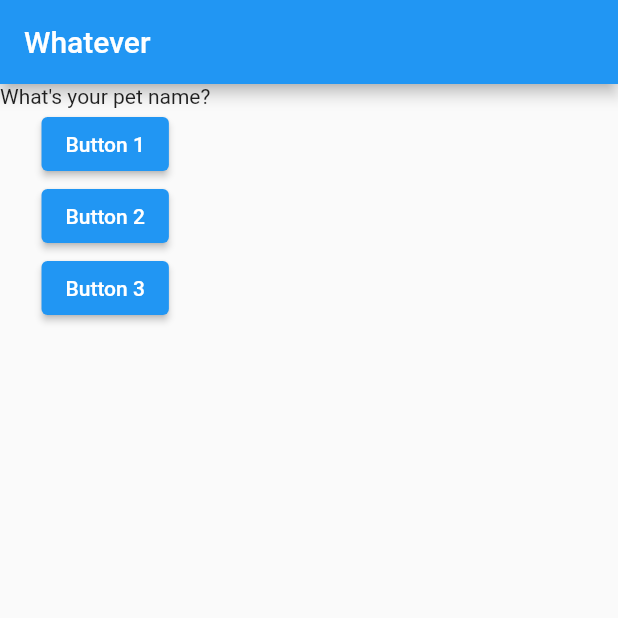
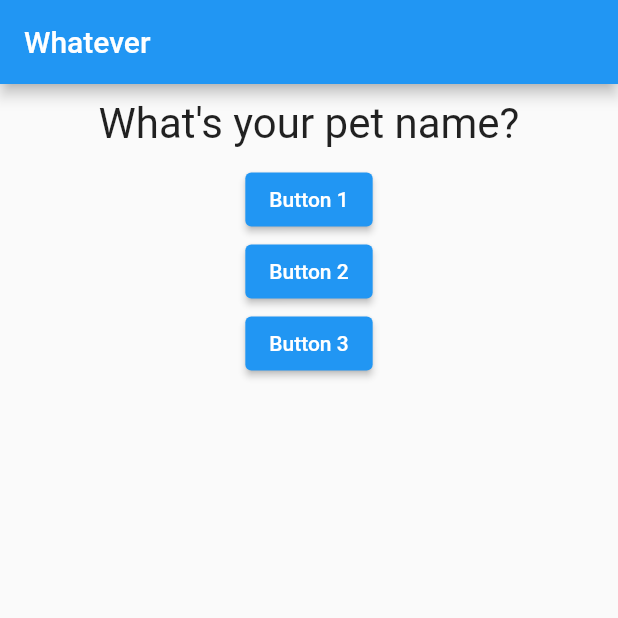
Before and after one commit to N0T1V4G0/intro-flutter, a Flutter app: the screen it shows after launch, after a tap on "Button 1", on a phone screen of 412 x 824 dp, the top half of it. Run offline on Flutter 3.47's test engine with Material 2 defaults, Android fonts, the phone set to English and light mode, and no system bars.

Commit message:
add question widget

```diff
--- a/lib/main.dart
+++ b/lib/main.dart
@@ -1,4 +1,5 @@
 import 'package:flutter/material.dart';
+import 'package:intro_flutter/question.dart';
 
 void main() {
   runApp(MyApp());
@@ -7,17 +8,17 @@ void main() {
 class MyApp extends StatefulWidget {
   @override
   State<StatefulWidget> createState() {
-    return MyAppState();
+    return _MyAppState();
   }
 }
 
-class MyAppState extends State<MyApp> {
-  var questionIndex = 0;
-  var questions = ['What\'s your favorite color?', 'What\'s your pet name?'];
+class _MyAppState extends State<MyApp> {
+  var _questionIndex = 0;
+  var _questions = ['What\'s your favorite color?', 'What\'s your pet name?'];
 
   void answerQuestion() {
     setState(() {
-      questionIndex += 1;
+      _questionIndex += 1;
     });
     print('Question answered');
   }
@@ -30,7 +31,7 @@ class MyAppState extends State<MyApp> {
         ),
         body: Column(
           children: [
-            Text(questions[questionIndex]),
+            Question(_questions[_questionIndex]),
             ElevatedButton(
               child: Text('Button 1'),
               onPressed: answerQuestion,
--- /dev/null
+++ b/lib/question.dart
@@ -0,0 +1,20 @@
+import 'package:flutter/material.dart';
+
+class Question extends StatelessWidget {
+  final String questionText;
+
+  Question(this.questionText);
+
+  @override
+  Widget build(BuildContext ctx) {
+    return Container(
+      width: double.infinity,
+      margin: EdgeInsets.all(10),
+      child: Text(
+        this.questionText,
+        style: TextStyle(fontSize: 28),
+        textAlign: TextAlign.center,
+      ),
+    );
+  }
+}
```
